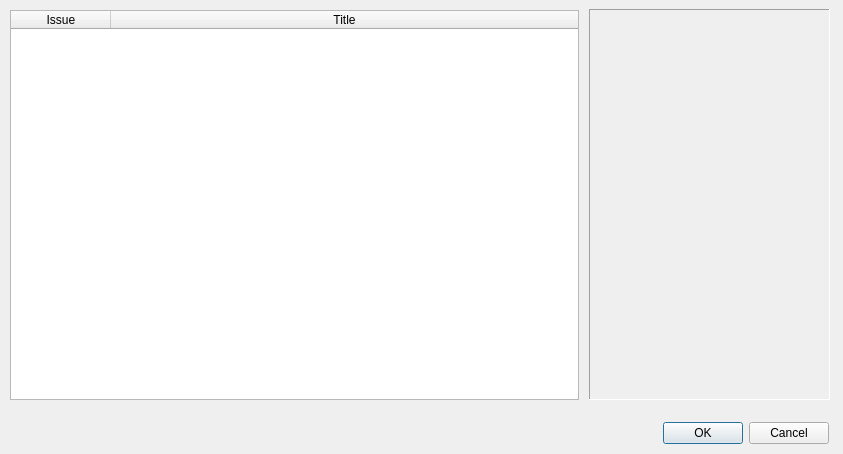
Above: issueselectionwindow.ui from comictagger/comictagger before the change. Below: the same form after it.
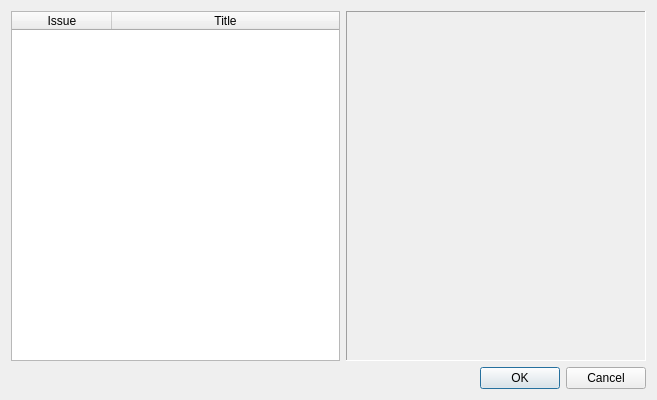
That is the form after the change.

```diff
--- a/issueselectionwindow.ui
+++ b/issueselectionwindow.ui
@@ -6,55 +6,20 @@
    <rect>
     <x>0</x>
     <y>0</y>
-    <width>843</width>
-    <height>454</height>
+    <width>657</width>
+    <height>400</height>
    </rect>
   </property>
   <property name="windowTitle">
    <string>Select Issue</string>
   </property>
-  <widget class="QWidget" name="layoutWidget">
-   <property name="geometry">
-    <rect>
-     <x>10</x>
-     <y>20</y>
-     <width>571</width>
-     <height>392</height>
-    </rect>
-   </property>
-   <layout class="QVBoxLayout" name="verticalLayout"/>
-  </widget>
-  <widget class="QLabel" name="labelThumbnail">
-   <property name="geometry">
-    <rect>
-     <x>589</x>
-     <y>9</y>
-     <width>241</width>
-     <height>391</height>
-    </rect>
-   </property>
-   <property name="frameShape">
-    <enum>QFrame::Panel</enum>
-   </property>
-   <property name="frameShadow">
-    <enum>QFrame::Sunken</enum>
-   </property>
-   <property name="text">
-    <string/>
-   </property>
-   <property name="scaledContents">
-    <bool>true</bool>
-   </property>
-  </widget>
+  <layout class="QGridLayout" name="gridLayout">
+   <item row="0" column="0">
+    <layout class="QVBoxLayout" name="verticalLayout">
+     <item>
+      <layout class="QHBoxLayout" name="horizontalLayout">
+       <item>
   <widget class="QTableWidget" name="twList">
-   <property name="geometry">
-    <rect>
-     <x>10</x>
-     <y>10</y>
-     <width>569</width>
-     <height>390</height>
-    </rect>
-   </property>
    <property name="font">
     <font>
      <pointsize>9</pointsize>
@@ -92,15 +57,39 @@
     </property>
    </column>
   </widget>
+       </item>
+       <item>
+        <widget class="QLabel" name="labelThumbnail">
+         <property name="minimumSize">
+          <size>
+           <width>300</width>
+           <height>0</height>
+          </size>
+         </property>
+         <property name="maximumSize">
+          <size>
+           <width>300</width>
+           <height>450</height>
+          </size>
+         </property>
+         <property name="frameShape">
+          <enum>QFrame::Panel</enum>
+         </property>
+         <property name="frameShadow">
+          <enum>QFrame::Sunken</enum>
+         </property>
+         <property name="text">
+          <string/>
+         </property>
+         <property name="scaledContents">
+          <bool>true</bool>
+         </property>
+        </widget>
+       </item>
+      </layout>
+     </item>
+     <item>
   <widget class="QDialogButtonBox" name="buttonBox">
-   <property name="geometry">
-    <rect>
-     <x>260</x>
-     <y>420</y>
-     <width>569</width>
-     <height>27</height>
-    </rect>
-   </property>
    <property name="orientation">
     <enum>Qt::Horizontal</enum>
    </property>
@@ -108,6 +97,10 @@
     <set>QDialogButtonBox::Cancel|QDialogButtonBox::Ok</set>
    </property>
   </widget>
+     </item>
+    </layout>
+   </item>
+  </layout>
  </widget>
  <resources/>
  <connections>
```
Lines whose indentation alone changed are shown as unchanged.
